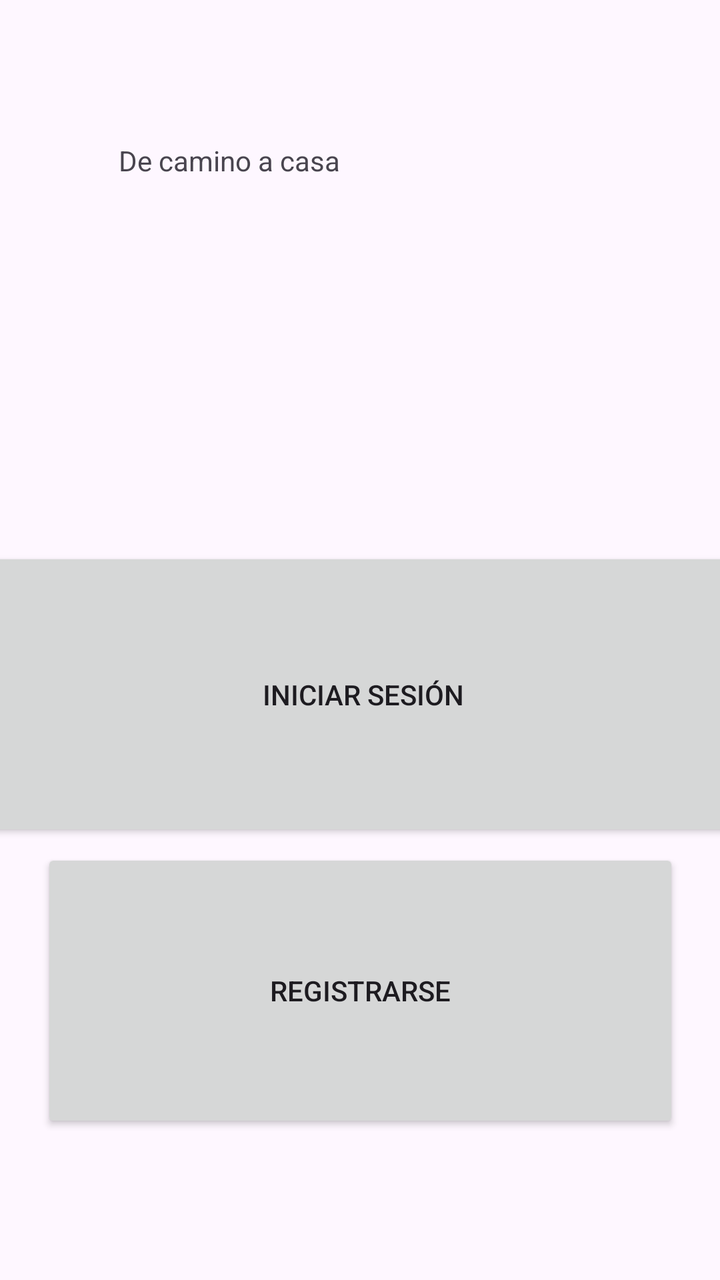
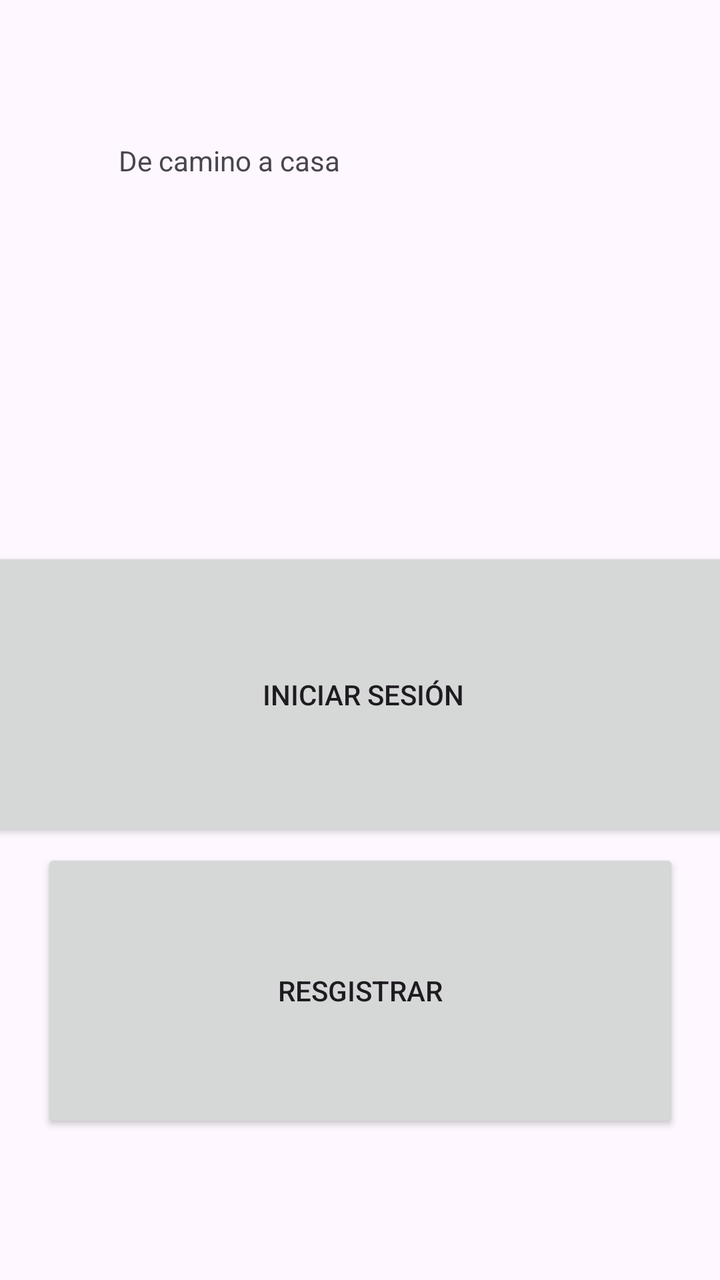

Screens rendered from an Android XML layout before and after an edit, with the pre-edit source and the edit as a unified diff.
<!-- AndroidManifest.xml: application theme Theme.DeCaminoACasa -->
<!-- res/layout/activity_main.xml -->
<?xml version="1.0" encoding="utf-8"?>
<androidx.constraintlayout.widget.ConstraintLayout xmlns:android="http://schemas.android.com/apk/res/android"
    xmlns:app="http://schemas.android.com/apk/res-auto"
    xmlns:tools="http://schemas.android.com/tools"
    android:id="@+id/main"
    android:layout_width="match_parent"
    android:layout_height="match_parent"
    tools:context=".MainActivity">

    <TextView
        android:id="@+id/textView"
        android:layout_width="238dp"
        android:layout_height="42dp"
        android:text="@string/welcome_message"
        app:layout_constraintBottom_toBottomOf="parent"
        app:layout_constraintEnd_toEndOf="parent"
        app:layout_constraintHorizontal_bias="0.486"
        app:layout_constraintStart_toStartOf="parent"
        app:layout_constraintTop_toTopOf="parent"
        app:layout_constraintVertical_bias="0.118"
        tools:ignore="TextSizeCheck" />

    <Button
        android:id="@+id/button"
        android:layout_width="446dp"
        android:layout_height="147dp"
        android:text="@string/login_button"
        app:layout_constraintBottom_toBottomOf="parent"
        app:layout_constraintEnd_toEndOf="parent"
        app:layout_constraintHorizontal_bias="0.485"
        app:layout_constraintStart_toStartOf="parent"
        app:layout_constraintTop_toBottomOf="@+id/textView"
        app:layout_constraintVertical_bias="0.423" />

    <Button
        android:id="@+id/button2"
        android:layout_width="319dp"
        android:layout_height="142dp"
        android:text="@string/register_button"
        app:layout_constraintBottom_toBottomOf="parent"
        app:layout_constraintEnd_toEndOf="parent"
        app:layout_constraintStart_toStartOf="parent"
        app:layout_constraintTop_toBottomOf="@+id/button"
        app:layout_constraintVertical_bias="0.046" />


</androidx.constraintlayout.widget.ConstraintLayout>
<!-- resources referenced by this layout -->
<resources>
  <string name="login_button">Iniciar sesión</string>
  <string name="register_button">Registrarse</string>
  <string name="welcome_message">De camino a casa</string>
  <style name="Theme.DeCaminoACasa" parent="Base.Theme.DeCaminoACasa" />
  <style name="Base.Theme.DeCaminoACasa" parent="Theme.Material3.DayNight.NoActionBar">
          
          
      </style>
</resources>

<!-- the commit's change to res/layout/activity_main.xml (unified diff, before → after) -->
@@ -36,7 +36,7 @@
         android:id="@+id/button2"
         android:layout_width="319dp"
         android:layout_height="142dp"
-        android:text="@string/register_button"
+        android:text="Resgistrar"
         app:layout_constraintBottom_toBottomOf="parent"
         app:layout_constraintEnd_toEndOf="parent"
         app:layout_constraintStart_toStartOf="parent"
<!-- resource entries referenced after the edit -->
@@ -1,7 +1,6 @@
 <!-- resources referenced by this layout -->
 <resources>
   <string name="login_button">Iniciar sesión</string>
-  <string name="register_button">Registrarse</string>
   <string name="welcome_message">De camino a casa</string>
   <style name="Theme.DeCaminoACasa" parent="Base.Theme.DeCaminoACasa" />
   <style name="Base.Theme.DeCaminoACasa" parent="Theme.Material3.DayNight.NoActionBar">
